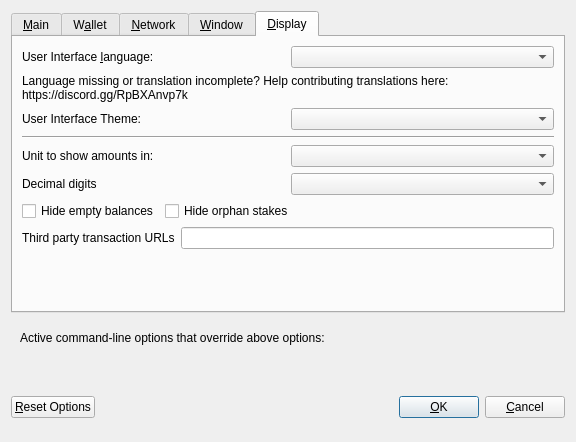
The window that src/qt/forms/optionsdialog.ui (AltcoinBaggins/lil) describes before a commit, drawn with Qt 5.
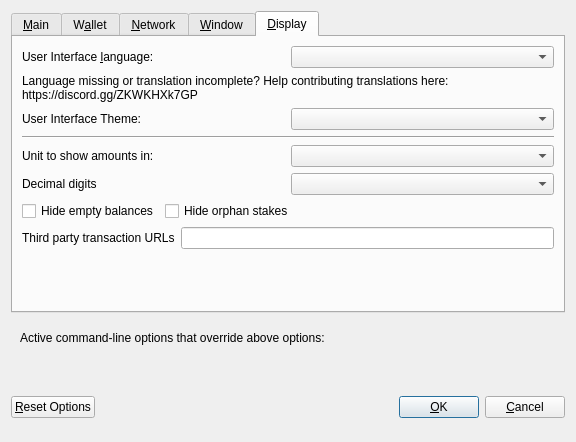
The same window after the commit. The open tabs and pages were chosen to show the change. Custom widgets are drawn as their Qt base class.

```diff
--- a/src/qt/forms/optionsdialog.ui
+++ b/src/qt/forms/optionsdialog.ui
@@ -533,7 +533,7 @@
          </property>
          <property name="text">
           <string>Language missing or translation incomplete? Help contributing translations here:
-https://discord.gg/RpBXAnvp7k</string>
+https://discord.gg/ZKWKHXk7GP</string>
          </property>
          <property name="wordWrap">
           <bool>true</bool>
```
